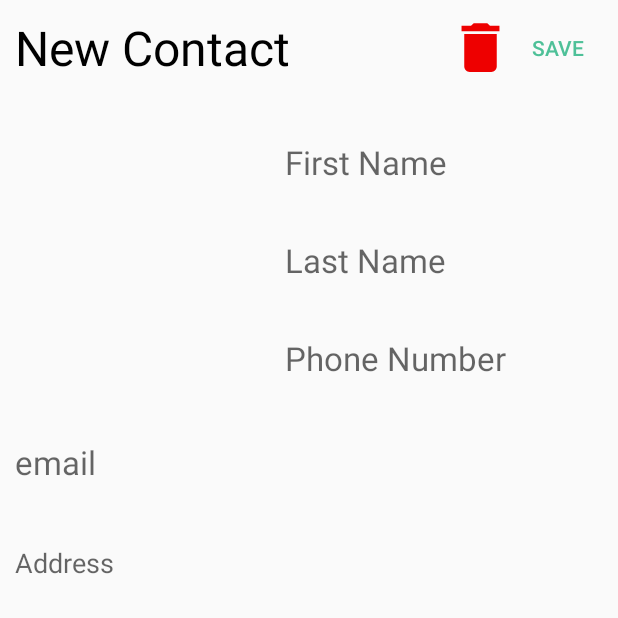
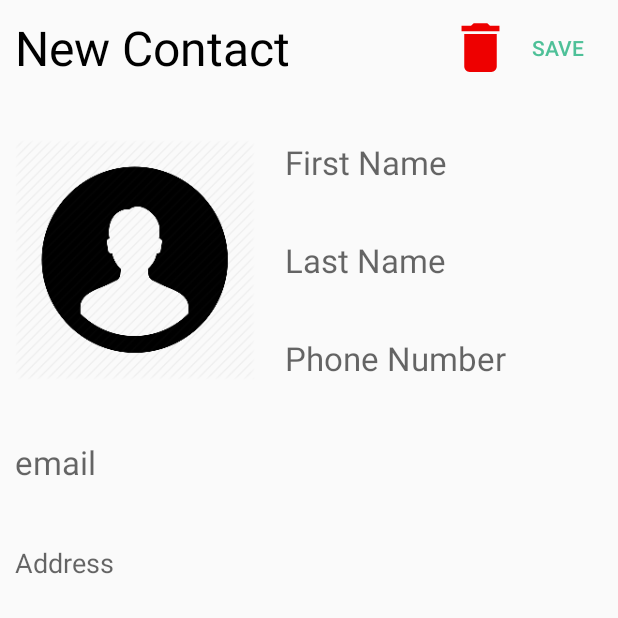
Before and after one commit to chaitanyasanoriya/Contacts-Android-App, an Android app: the ContactDetailsActivity screen opened directly, with no data from a screen before it, on a phone screen of 412 x 824 dp, the top half of it. Run offline under Robolectric (Android 15) with nearby library versions, the phone set to English and light mode, and no system bars; our stand-ins replace Room's generated code.

Commit message:
Contact Added

```diff
--- a/app/src/main/java/com/lambton/projects/contact_chaitanya_c0777253_android/activities/ContactDetailsActivity.java
+++ b/app/src/main/java/com/lambton/projects/contact_chaitanya_c0777253_android/activities/ContactDetailsActivity.java
@@ -1,18 +1,63 @@
 package com.lambton.projects.contact_chaitanya_c0777253_android.activities;
 
 import androidx.appcompat.app.AppCompatActivity;
+import androidx.lifecycle.ViewModelProvider;
 
 import android.os.Bundle;
+import android.view.View;
+import android.widget.Button;
+import android.widget.EditText;
 
 import com.lambton.projects.contact_chaitanya_c0777253_android.R;
+import com.lambton.projects.contact_chaitanya_c0777253_android.models.Contact;
+import com.lambton.projects.contact_chaitanya_c0777253_android.viewmodels.ContactViewModel;
 
 public class ContactDetailsActivity extends AppCompatActivity
 {
+    private Button mDeleteButton;
+    private EditText mFNameEditText, mLNameEditText, mPhoneEditText, mEmailEditText, mAddressEditText;
+    private ContactViewModel mContactViewModel;
 
     @Override
     protected void onCreate(Bundle savedInstanceState)
     {
         super.onCreate(savedInstanceState);
         setContentView(R.layout.activity_contact_details);
+        setMemberVariables();
+    }
+
+    private void setMemberVariables()
+    {
+        mDeleteButton = findViewById(R.id.delete_btn);
+        mFNameEditText = findViewById(R.id.first_name_edittext);
+        mLNameEditText = findViewById(R.id.last_name_edittext);
+        mPhoneEditText = findViewById(R.id.phone_edittext);
+        mEmailEditText = findViewById(R.id.email_edittext);
+        mAddressEditText = findViewById(R.id.address_edittext);
+        mContactViewModel = new ViewModelProvider(this).get(ContactViewModel.class);
+    }
+
+    public void saveClicked(View view)
+    {
+        String fName = mFNameEditText.getText().toString();
+        String lName = mLNameEditText.getText().toString();
+        String phoneNum = mPhoneEditText.getText().toString();
+        String email = mEmailEditText.getText().toString();
+        String address = mAddressEditText.getText().toString();
+        if(fName.isEmpty())
+        {
+            mFNameEditText.setError("First is name is required");
+            mFNameEditText.requestFocus();
+            return;
+        }
+        if(phoneNum.isEmpty())
+        {
+            mPhoneEditText.setError("Phone Number is required");
+            mPhoneEditText.requestFocus();
+            return;
+        }
+        Contact contact = new Contact(fName,lName,email,phoneNum,address);
+        mContactViewModel.insert(contact);
+        finish();
     }
 }
--- a/app/src/main/res/layout/activity_contact_details.xml
+++ b/app/src/main/res/layout/activity_contact_details.xml
@@ -22,6 +22,7 @@
         android:layout_width="60dp"
         android:layout_height="0dp"
         android:background="@android:color/transparent"
+        android:onClick="saveClicked"
         android:text="Save"
         android:textColor="@color/colorPrimaryDark"
         app:layout_constraintBottom_toBottomOf="@id/heading_textview"
@@ -44,6 +45,7 @@
         android:layout_width="160dp"
         android:layout_height="160dp"
         android:layout_marginTop="40dp"
+        android:src="@mipmap/placeholder_people"
         app:layout_constraintLeft_toLeftOf="parent"
         app:layout_constraintTop_toBottomOf="@id/heading_textview" />
 
@@ -61,11 +63,11 @@
             android:layout_width="match_parent"
             android:layout_height="wrap_content"
             android:background="@android:color/transparent"
-            app:layout_constraintTop_toTopOf="parent"
             android:hint="First Name"
             android:inputType="textPersonName"
             android:textColor="@android:color/black"
-            android:textSize="22sp" />
+            android:textSize="22sp"
+            app:layout_constraintTop_toTopOf="parent" />
 
         <EditText
             android:id="@+id/last_name_edittext"
@@ -104,6 +106,7 @@
         app:layout_constraintTop_toBottomOf="@id/imageview" />
 
     <EditText
+        android:id="@+id/address_edittext"
         android:layout_width="match_parent"
         android:layout_height="0dp"
         android:layout_marginTop="40dp"
--- a/app/src/main/res/layout/custom_item.xml
+++ b/app/src/main/res/layout/custom_item.xml
@@ -11,8 +11,8 @@
 
     <ImageView
         android:id="@+id/imageview"
-        android:layout_width="50dp"
-        android:layout_height="50dp"
+        android:layout_width="60dp"
+        android:layout_height="60dp"
         app:layout_constraintLeft_toLeftOf="parent"
         app:layout_constraintTop_toTopOf="parent" />
 
@@ -32,7 +32,7 @@
             android:layout_height="wrap_content"
             android:text="Name"
             android:textColor="@android:color/black"
-            android:textSize="22sp"
+            android:textSize="24sp"
             app:layout_constraintBottom_toTopOf="@id/phone_textview"
             app:layout_constraintLeft_toLeftOf="parent"
             app:layout_constraintTop_toTopOf="parent" />
--- a/app/src/main/res/values/colors.xml
+++ b/app/src/main/res/values/colors.xml
@@ -3,4 +3,5 @@
     <color name="colorPrimary">#6200EE</color>
     <color name="colorPrimaryDark">#4ec098</color>
     <color name="colorAccent">#03DAC5</color>
+    <color name="transparent">#00ffffff</color>
 </resources>
```
Also changed, not shown: app/src/main/java/com/lambton/projects/contact_chaitanya_c0777253_android/adapters/ContactRecyclerViewAdapter.java (+38 -14 lines).
